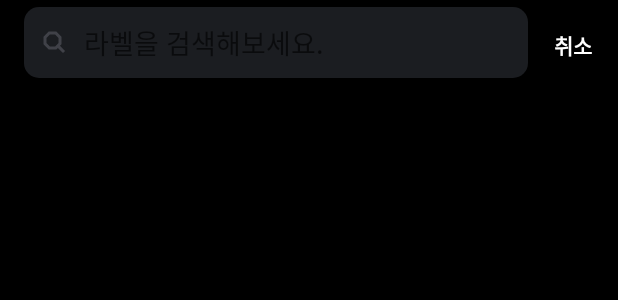
After one commit to androiddevnotesforks/Full-Stack-Android, an Android app: the layout activity_search_label.xml on its own in the app's theme, with its tools: preview values and no code run, on a phone screen of 412 x 824 dp. The commit adds this screen. Shown: the top 300 px of the screen. Run offline under Robolectric (Android 15) with nearby library versions, the phone set to English and light mode, and no system bars.

Commit message:
feat: search label activity

```diff
--- a/app/src/main/AndroidManifest.xml
+++ b/app/src/main/AndroidManifest.xml
@@ -15,6 +15,10 @@
         android:roundIcon="@mipmap/ic_launcher_round"
         android:supportsRtl="true"
         android:theme="@style/Theme.CaptureBox">
+        <activity
+            android:name=".ui.activity.SearchLabelActivity"
+            android:theme="@style/Transparent"
+            android:windowSoftInputMode="adjustResize" />
         <activity
             android:name=".ui.activity.CreateLabelActivity"
             android:theme="@style/Transparent"
--- a/app/src/main/java/com/nexters/fullstack/ui/activity/LabelingActivity.kt
+++ b/app/src/main/java/com/nexters/fullstack/ui/activity/LabelingActivity.kt
@@ -29,7 +29,6 @@ class LabelingActivity : BaseActivity<ActivityLabelingBinding, LabelingViewModel
     }
 
     private val labelSelectFragment: LabelSelectFragment = LabelSelectFragment.getInstance()
-    private val labelSearchFragment: LabelSearchFragment = LabelSearchFragment.getInstance()
     private var activeFragment: Fragment = labelSelectFragment
 
     override fun onCreate(savedInstanceState: Bundle?) {
@@ -71,8 +70,7 @@ class LabelingActivity : BaseActivity<ActivityLabelingBinding, LabelingViewModel
          **/
         supportFragmentManager.loadFragment(
             binding.frame.id,
-            labelSelectFragment,
-            labelSearchFragment
+            labelSelectFragment
         )
 
         supportFragmentManager.beginTransaction().show(labelSelectFragment).commit()
@@ -81,7 +79,6 @@ class LabelingActivity : BaseActivity<ActivityLabelingBinding, LabelingViewModel
     private fun observe() {
         with(viewModel.output) {
             viewState().observe(this@LabelingActivity) { viewState ->
-                Log.e("viewState", viewState.toString())
                 when (viewState) {
                     is ViewState.Selected -> changeFragment(activeFragment, labelSelectFragment)
                     is ViewState.Add -> startActivity(
@@ -90,7 +87,12 @@ class LabelingActivity : BaseActivity<ActivityLabelingBinding, LabelingViewModel
                             CreateLabelActivity::class.java
                         )
                     )
-                    is ViewState.Search -> changeFragment(activeFragment, labelSearchFragment)
+                    is ViewState.Search -> startActivity(
+                        Intent(
+                            this@LabelingActivity,
+                            SearchLabelActivity::class.java
+                        )
+                    )
                 }
             }
         }
@@ -98,8 +100,7 @@ class LabelingActivity : BaseActivity<ActivityLabelingBinding, LabelingViewModel
 
     override fun onDestroy() {
         supportFragmentManager.removeFragment(
-            labelSelectFragment,
-            labelSearchFragment
+            labelSelectFragment
         )
         super.onDestroy()
     }
@@ -110,12 +111,7 @@ class LabelingActivity : BaseActivity<ActivityLabelingBinding, LabelingViewModel
     }
 
     override fun onSupportNavigateUp(): Boolean {
-        return if (viewModel.output.viewState().value != ViewState.Selected) {
-            viewModel.setViewState(ViewState.Selected)
-            true
-        } else {
-            dialog.show(supportFragmentManager, "")
-            true
-        }
+        dialog.show(supportFragmentManager, "")
+        return true
     }
 }
--- /dev/null
+++ b/app/src/main/java/com/nexters/fullstack/ui/activity/SearchLabelActivity.kt
@@ -0,0 +1,28 @@
+package com.nexters.fullstack.ui.activity
+
+import android.os.Bundle
+import com.nexters.fullstack.BR
+import com.nexters.fullstack.R
+import com.nexters.fullstack.base.BaseActivity
+import com.nexters.fullstack.databinding.ActivitySearchLabelBinding
+import com.nexters.fullstack.viewmodel.LabelingViewModel
+import org.koin.androidx.viewmodel.ext.android.viewModel
+
+class SearchLabelActivity : BaseActivity<ActivitySearchLabelBinding, LabelingViewModel>() {
+    override val layoutRes: Int = R.layout.activity_search_label
+
+    override val viewModel: LabelingViewModel by viewModel()
+    override fun onCreate(savedInstanceState: Bundle?) {
+        super.onCreate(savedInstanceState)
+
+        bind {
+            setVariable(BR.vm, viewModel)
+        }
+
+        viewModel.output.finish().observe(this) { value ->
+            if (value != null) {
+                finish()
+            }
+        }
+    }
+}
--- /dev/null
+++ b/app/src/main/res/drawable/bg_search_et.xml
@@ -0,0 +1,9 @@
+<?xml version="1.0" encoding="utf-8"?>
+<selector xmlns:android="http://schemas.android.com/apk/res/android">
+    <item>
+        <shape android:shape="rectangle">
+            <corners android:radius="@dimen/spacing_10" />
+            <solid android:color="@color/depth_4" />
+        </shape>
+    </item>
+</selector>
--- /dev/null
+++ b/app/src/main/res/drawable/ic_icon_search.xml
@@ -0,0 +1,11 @@
+<vector xmlns:android="http://schemas.android.com/apk/res/android"
+    android:width="20dp"
+    android:height="20dp"
+    android:viewportWidth="20"
+    android:viewportHeight="20">
+  <path
+      android:pathData="M5,7.257L7.257,5H10.743L13,7.257V10.743L10.743,13H7.257L5,10.743V7.257ZM6.4286,3H11.5714L15,6.4286V11.5714L13.9928,12.5786L16.7071,15.2929L17.4142,16L16,17.4142L15.2929,16.7071L12.5786,13.9928L11.5714,15H6.4286L3,11.5714V6.4286L6.4286,3Z"
+      android:fillColor="#EFF0FF"
+      android:fillAlpha="0.18"
+      android:fillType="evenOdd"/>
+</vector>
--- /dev/null
+++ b/app/src/main/res/layout/activity_search_label.xml
@@ -0,0 +1,72 @@
+<?xml version="1.0" encoding="utf-8"?>
+<layout xmlns:android="http://schemas.android.com/apk/res/android"
+    xmlns:app="http://schemas.android.com/apk/res-auto"
+    xmlns:tools="http://schemas.android.com/tools">
+
+    <data>
+
+        <variable
+            name="vm"
+            type="com.nexters.fullstack.viewmodel.LabelingViewModel" />
+    </data>
+
+    <androidx.constraintlayout.widget.ConstraintLayout
+        android:layout_width="match_parent"
+        android:layout_height="match_parent"
+        android:background="@color/black"
+        tools:context=".ui.activity.SearchLabelActivity">
+
+        <com.google.android.material.appbar.AppBarLayout
+            android:layout_width="0dp"
+            android:layout_height="?attr/actionBarSize"
+            android:background="@color/transparent"
+            app:layout_constraintEnd_toEndOf="parent"
+            app:layout_constraintStart_toStartOf="parent"
+            app:layout_constraintTop_toTopOf="parent">
+
+            <androidx.appcompat.widget.Toolbar
+                android:layout_width="match_parent"
+                android:layout_height="match_parent">
+
+                <androidx.constraintlayout.widget.ConstraintLayout
+                    android:layout_width="match_parent"
+                    android:layout_height="match_parent">
+
+                    <EditText
+                        android:id="@+id/editText3"
+                        android:layout_width="0dp"
+                        android:layout_height="wrap_content"
+                        android:background="@drawable/bg_search_et"
+                        android:drawableStart="@drawable/ic_icon_search"
+                        android:drawablePadding="@dimen/spacing_10"
+                        android:hint="@string/search_hint"
+                        android:inputType="text"
+                        android:padding="@dimen/spacing_10"
+                        app:layout_constraintBottom_toBottomOf="parent"
+                        app:layout_constraintEnd_toStartOf="@+id/cancel"
+                        app:layout_constraintStart_toStartOf="parent"
+                        app:layout_constraintTop_toTopOf="parent" />
+
+                    <FrameLayout
+                        android:id="@+id/cancel"
+                        android:layout_width="60dp"
+                        android:layout_height="60dp"
+                        android:onClick="@{() ->vm.input.clickCancelButton()}"
+                        app:layout_constraintEnd_toEndOf="parent"
+                        app:layout_constraintTop_toTopOf="parent">
+
+                        <TextView
+                            android:layout_width="match_parent"
+                            android:layout_height="match_parent"
+                            android:layout_gravity="center"
+                            android:gravity="center"
+                            android:text="@string/cancel"
+                            android:textColor="@color/white"
+                            android:textStyle="bold" />
+                    </FrameLayout>
+                </androidx.constraintlayout.widget.ConstraintLayout>
+            </androidx.appcompat.widget.Toolbar>
+        </com.google.android.material.appbar.AppBarLayout>
+
+    </androidx.constraintlayout.widget.ConstraintLayout>
+</layout>
--- a/app/src/main/res/values/strings.xml
+++ b/app/src/main/res/values/strings.xml
@@ -41,6 +41,9 @@
     <string name="label_select_title">라벨 색 선택하기</string>
 
 
+    <!--    SearchLabel Activity    -->
+    <string name="search_hint">라벨을 검색해보세요.</string>
+    <string name="cancel">취소</string>
     <!--    라벨이 없을 때    -->
     <string name="non_label_title">라벨 앨범이 없습니다.</string>
     <string name="non_label_message">"라벨 앨범을 추가해서 \n스크린샷에 라벨 추가를 할 수 있습니다."</string>
--- a/presentation/src/main/java/com/nexters/fullstack/viewmodel/LabelingViewModel.kt
+++ b/presentation/src/main/java/com/nexters/fullstack/viewmodel/LabelingViewModel.kt
@@ -89,6 +89,10 @@ class LabelingViewModel(
         override fun clickLabelAddButton() {
             _viewState.value = ViewState.Add
         }
+
+        override fun clickCancelButton() {
+            _finish.value = Unit
+        }
     }
 
     init {
@@ -162,6 +166,8 @@ class LabelingViewModel(
         fun clickSaveButton()
 
         fun clickLabelAddButton()
+
+        fun clickCancelButton()
     }
 
     override fun onCleared() {
```
